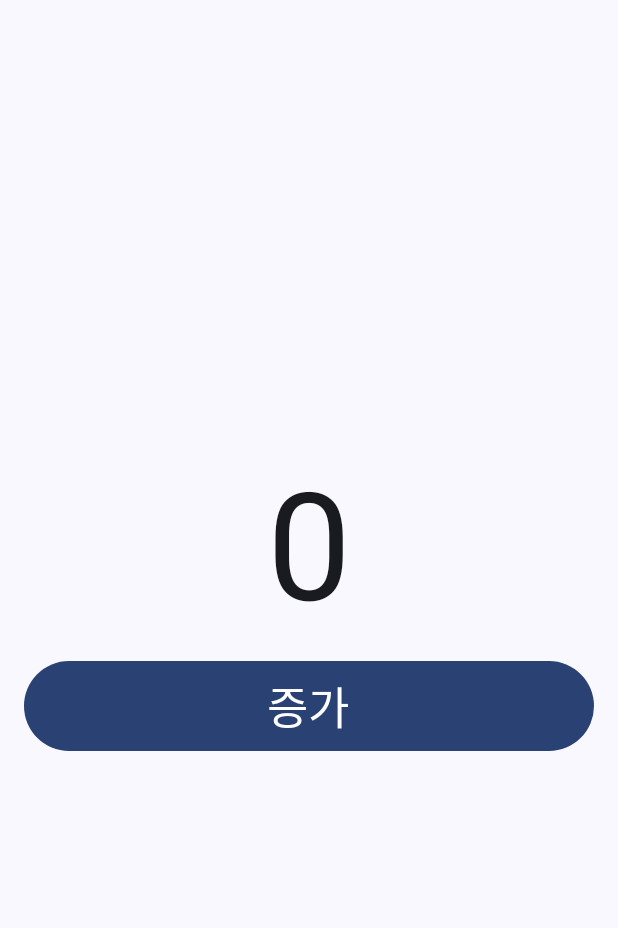
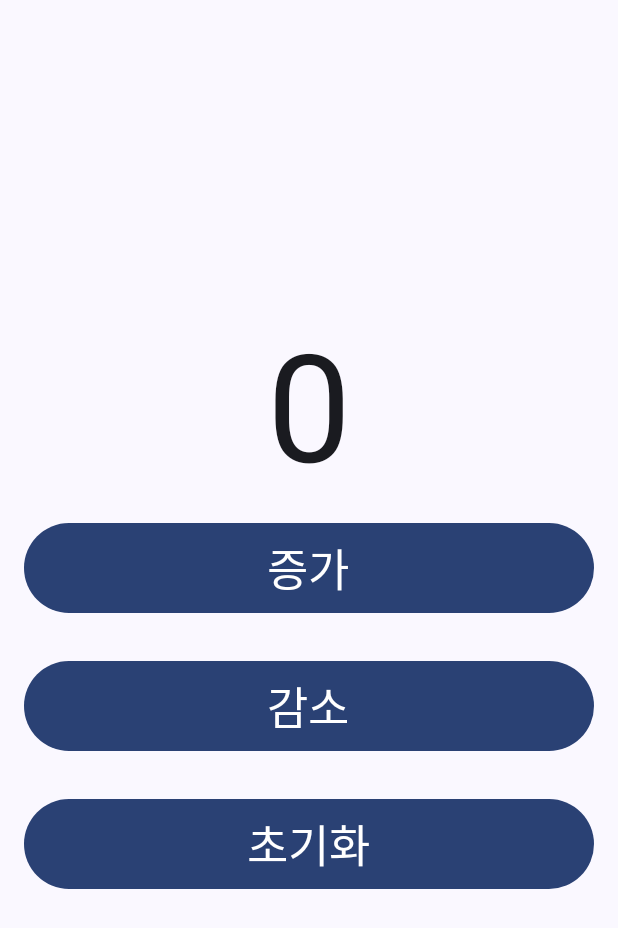
Before and after one commit to Nem-nooy/Advanced_Counter, an Android app built with Jetpack Compose: the screen it shows after launch (MainActivity), on a phone screen of 412 x 824 dp. Shown: the top 928 px of the screen. Run offline under Robolectric (Android 15) with nearby library versions, the phone set to English and light mode, and no system bars.

Commit message:
🚧 감소 및 초기화 추가

```diff
--- a/app/src/main/java/kr/ac/kumoh/ce/s20220736/advanced_counter/MainActivity.kt
+++ b/app/src/main/java/kr/ac/kumoh/ce/s20220736/advanced_counter/MainActivity.kt
@@ -71,6 +71,29 @@ fun Counter(modifier: Modifier = Modifier) {
                 fontSize = 30.sp,
             )
         }
+        Button(
+            modifier = Modifier.fillMaxWidth().padding(16.dp),
+            onClick = {
+                if (count > 0)
+                    setCount(count - 1)
+            }
+        ) {
+            Text(
+                "감소",
+                fontSize = 30.sp,
+            )
+        }
+        Button(
+            modifier = Modifier.fillMaxWidth().padding(16.dp),
+            onClick = {
+                setCount(0)
+            }
+        ) {
+            Text(
+                "초기화",
+                fontSize = 30.sp,
+            )
+        }
     }
 }
 
```
